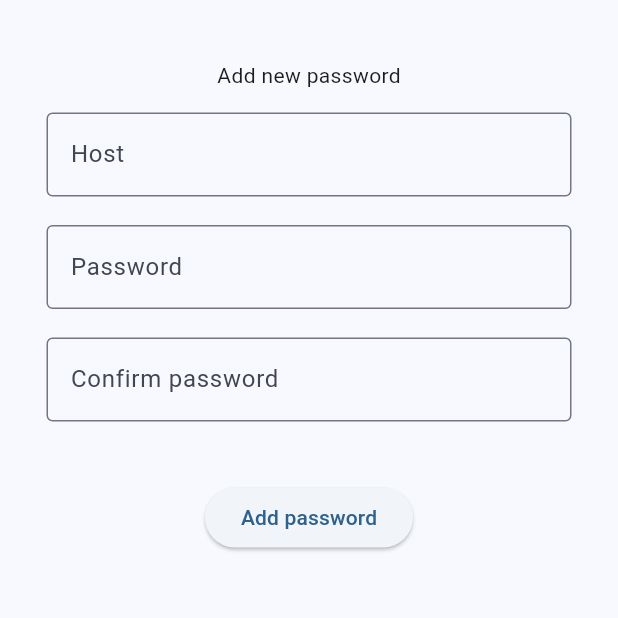
After one commit to Airbag65/passport-mobile, a Flutter app: the AddPasswordPage screen opened directly, after a tap on "Add password", on a phone screen of 412 x 824 dp, the top half of it. The commit adds this screen. Run offline on Flutter 3.47's test engine with Material 3 defaults, Android fonts, the light colour scheme and no system bars; our stand-ins replace google_fonts, localstorage; missing offline and left inert: asn1lib, clipboard, pointycastle; network calls fail.

Commit message:
feat(add pwd): Adding password UI. RSA problems still

```diff
--- a/lib/models/get_password_models.dart
+++ b/lib/models/get_password_models.dart
@@ -21,3 +21,17 @@ class RemovePasswordRequest {
 
   Map<String, dynamic> toJson() => {"host_name": _hostName};
 }
+
+class AddPasswordRequest {
+  AddPasswordRequest({required String hostName, required String password})
+    : _hostName = hostName,
+      _password = password;
+
+  final String _hostName;
+  final String _password;
+
+  Map<String, dynamic> toJson() => {
+    "host_name": _hostName,
+    "password": _password,
+  };
+}
--- /dev/null
+++ b/lib/pages/add_password_page.dart
@@ -0,0 +1,106 @@
+import 'package:flutter/material.dart';
+import 'package:passport_mobile/util/encryption.dart';
+import 'package:passport_mobile/util/network_manager.dart';
+
+class AddPasswordPage extends StatefulWidget {
+  const AddPasswordPage({super.key});
+
+  @override
+  State<AddPasswordPage> createState() => _AddPasswordPageState();
+}
+
+class _AddPasswordPageState extends State<AddPasswordPage> {
+  final hostController = TextEditingController();
+  final passwordController = TextEditingController();
+  final confirmPasswordController = TextEditingController();
+
+  String errorMessage = "";
+
+  @override
+  Widget build(BuildContext context) {
+    return Scaffold(
+      body: Center(
+        child: Column(
+          children: [
+            Container(
+              height: 75,
+              padding: EdgeInsetsGeometry.only(top: 40),
+              child: Text("Add new password"),
+            ),
+            SizedBox(
+              width: 350,
+              height: 75,
+              child: TextField(
+                controller: hostController,
+                decoration: InputDecoration(
+                  border: OutlineInputBorder(),
+                  labelText: "Host",
+                ),
+              ),
+            ),
+            SizedBox(
+              width: 350,
+              height: 75,
+              child: TextField(
+                controller: passwordController,
+                obscureText: true,
+                decoration: InputDecoration(
+                  border: OutlineInputBorder(),
+                  labelText: "Password",
+                ),
+              ),
+            ),
+            SizedBox(
+              width: 350,
+              height: 75,
+              child: TextField(
+                controller: confirmPasswordController,
+                onChanged: (value) {
+                  setState(() {
+                    if (value != passwordController.text) {
+                      errorMessage = "Passwords must match!";
+                    } else if (value == "" ||
+                        value == passwordController.text) {
+                      errorMessage = "";
+                    }
+                  });
+                },
+                obscureText: true,
+                decoration: InputDecoration(
+                  border: OutlineInputBorder(),
+                  labelText: "Confirm password",
+                ),
+              ),
+            ),
+            Text(errorMessage, style: TextStyle(color: Colors.red)),
+            ElevatedButton(
+              child: Text("Add password"),
+              onPressed: () {
+                if (passwordController.text != confirmPasswordController.text) {
+                  return;
+                }
+                uploadNewPassword(
+                  hostController.text,
+                  passwordController.text,
+                ).then((value) {
+                  if (value) {
+                    SnackBar sb = SnackBar(content: Text("New password added"));
+                    ScaffoldMessenger.of(context).showSnackBar(sb);
+                  } else {
+                    SnackBar sb = SnackBar(
+                      content: Text("Something went wrong"),
+                    );
+                    ScaffoldMessenger.of(context).showSnackBar(sb);
+                  }
+                  hostController.text = "";
+                  passwordController.text = "";
+                  confirmPasswordController.text = "";
+                });
+              },
+            ),
+          ],
+        ),
+      ),
+    );
+  }
+}
--- a/lib/util/network_manager.dart
+++ b/lib/util/network_manager.dart
@@ -104,3 +104,22 @@ Future<bool> requestPasswordRemoval(String host) async {
   }
   return true;
 }
+
+Future<bool> uploadNewPassword(String hostname, String password) async {
+  AddPasswordRequest req = AddPasswordRequest(
+    hostName: hostname,
+    password: password,
+  );
+  http.Response response = await http.post(
+    Uri.parse("https://192.168.1.151:443/pwd/new"),
+    headers: <String, String>{
+      "Authorization": "Bearer ${getLocalInformation().authToken}",
+      "Content-Type": "application/json",
+    },
+    body: jsonEncode(req.toJson()),
+  );
+  if (response.statusCode != 200) {
+    return false;
+  }
+  return true;
+}
--- a/pubspec.yaml
+++ b/pubspec.yaml
@@ -39,6 +39,7 @@ dependencies:
   http: ^1.6.0
   google_fonts: ^8.0.1
   clipboard: ^3.0.14
+  encrypt: ^5.0.3
 
 dev_dependencies:
   flutter_test:
```
Also changed, not shown: lib/main.dart (+6 -1 lines), lib/util/encryption.dart (added, +36 -0 lines), pubspec.lock.
